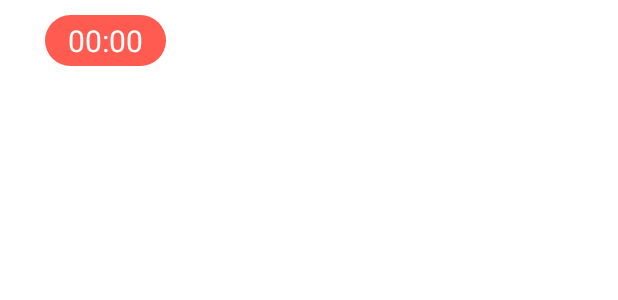
After one commit to ThomasClaes-r0664186/MobileAppGip, an Android app: the layout overview_row.xml on its own in the app's theme, with its tools: preview values and no code run, on a phone screen of 412 x 824 dp. The commit adds this screen. Shown: the top 300 px of the screen. Run offline under Robolectric (Android 15) with nearby library versions, the phone set to English and light mode, and no system bars; network calls fail.

Commit message:
Some styling

```diff
--- a/app/src/main/java/be/ucll/java/gip5/MainActivity.java
+++ b/app/src/main/java/be/ucll/java/gip5/MainActivity.java
@@ -154,17 +154,9 @@ public class MainActivity extends AppCompatActivity implements Response.Listener
 
             if (android.os.Build.VERSION.SDK_INT >= android.os.Build.VERSION_CODES.O) {
                 //todo: something wrong with the difference calculator.
-                String timeTxt = repo.getParticipants().get(4).getGame().getStartTime();
+                String timeTxt = repo.getParticipants().get(2).getGame().getStartTime();
                 LocalDateTime time = LocalDateTime.parse(timeTxt);
 
-                /*
-                Duration duration = Duration.between(LocalDateTime.now(), time);
-
-                String timeLeft = duration.toDays() + ":" +
-                        duration.minusDays(duration.toDays()).toHours() + ":"
-                        + duration.minusHours(duration.minusDays(duration.toDays()).toHours()).toMinutes();
-
-                 */
                 txt_countdown.setText(calculateDateDiff(time));
             }
             else{
--- /dev/null
+++ b/app/src/main/res/layout/overview_row.xml
@@ -0,0 +1,33 @@
+<?xml version="1.0" encoding="utf-8"?>
+<androidx.constraintlayout.widget.ConstraintLayout xmlns:android="http://schemas.android.com/apk/res/android"
+    xmlns:tools="http://schemas.android.com/tools"
+    android:layout_width="match_parent"
+    android:layout_height="match_parent"
+    xmlns:app="http://schemas.android.com/apk/res-auto">
+
+    <LinearLayout
+        android:layout_width="wrap_content"
+        android:layout_height="wrap_content"
+        android:layout_marginTop="10dp"
+        android:layout_marginStart="30dp"
+        android:layout_marginLeft="30dp"
+        android:orientation="horizontal"
+        android:background="@drawable/vs_background"
+        app:layout_constraintStart_toStartOf="parent"
+        app:layout_constraintTop_toTopOf="parent">
+
+        <TextView
+            android:id="@+id/textView"
+            android:layout_width="wrap_content"
+            android:layout_height="wrap_content"
+            android:paddingLeft="15dp"
+            android:paddingTop="3dp"
+            android:paddingRight="15dp"
+            android:paddingBottom="3dp"
+            android:text="@string/time_placeholder_txt"
+            android:textColor="#ffffff"
+            android:textSize="20sp"/>
+
+    </LinearLayout>
+
+</androidx.constraintlayout.widget.ConstraintLayout>
```
